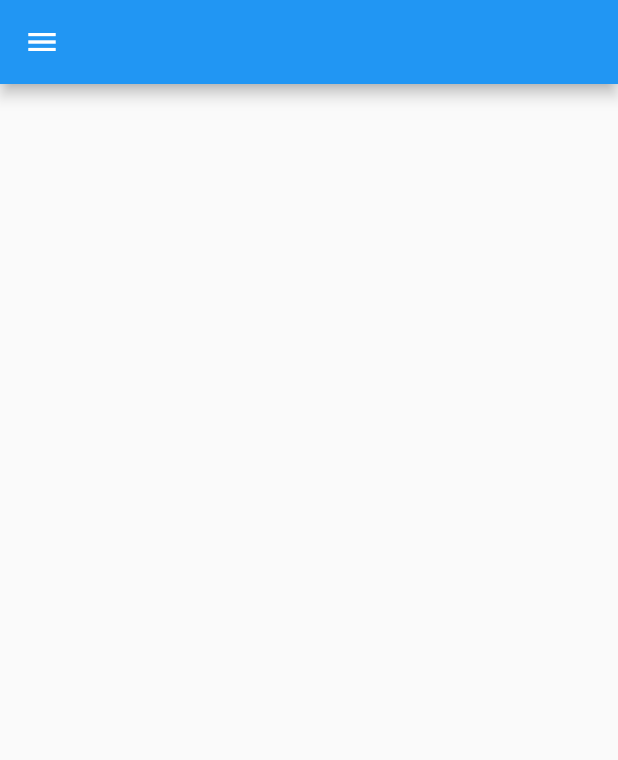
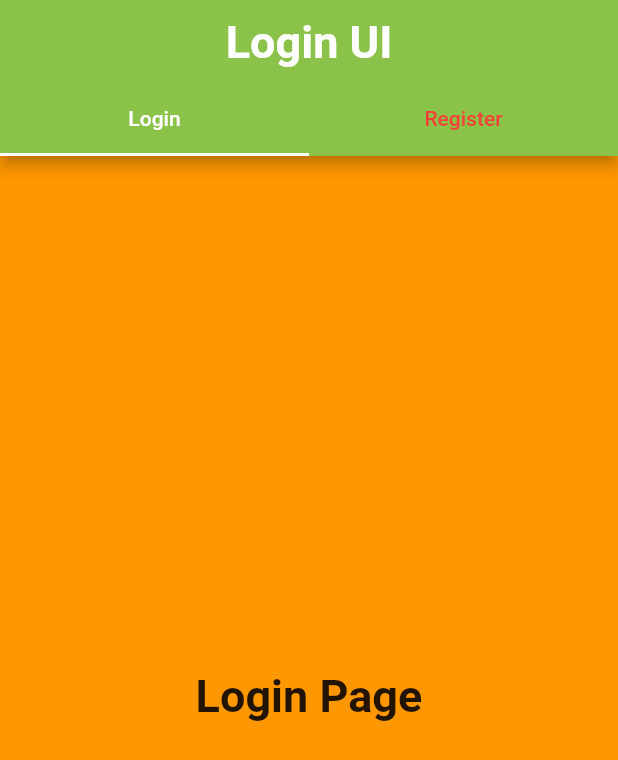
Before and after one commit to 4643880/Basic-Widgets-Flutter, a Flutter app: the MyHomePage screen opened by its route, after a tap on "Practice Page", on a phone screen of 412 x 824 dp. Shown: the top 760 px of the screen. Run offline on Flutter 3.47's test engine with Material 2 defaults, Android fonts, the light colour scheme and no system bars; our stand-ins replace hexcolor.

Commit message:
Default Tab Controller

```diff
--- a/lib/main.dart
+++ b/lib/main.dart
@@ -1,6 +1,6 @@
 import 'package:flutter/material.dart';
 import 'package:flutter_widgets/pages/Home_Page.dart';
-import 'package:flutter_widgets/pages/practice.dart';
+import 'package:flutter_widgets/pages/practice_page.dart';
 import 'package:flutter_widgets/utils/routes.dart';
 
 void main() {
--- a/lib/pages/Home_Page.dart
+++ b/lib/pages/Home_Page.dart
@@ -1,6 +1,6 @@
 import 'package:flutter/material.dart';
 import 'package:flutter_widgets/pages/Text_Field.dart';
-import 'package:flutter_widgets/pages/practice.dart';
+import 'package:flutter_widgets/pages/practice_page.dart';
 
 class MyHomePage extends StatelessWidget {
   const MyHomePage({ Key? key }) : super(key: key);
@@ -25,6 +25,13 @@ class MyHomePage extends StatelessWidget {
                   Navigator.push(context, MaterialPageRoute(builder: (context) => PracticePage()));
                 },
                 ),
+              SizedBox(height: 30,),
+              ElevatedButton(
+                child: Text("Default Tab Controller", style: TextStyle(fontSize: 24),),
+                onPressed: (){
+                  Navigator.push(context, MaterialPageRoute(builder: (context) => PracticePage()));
+                },
+                ),
             ],
           ),
         ),
--- /dev/null
+++ b/lib/pages/login_page.dart
@@ -0,0 +1,13 @@
+import 'package:flutter/material.dart';
+
+
+class LoginPage extends StatelessWidget {
+  const LoginPage({ Key? key }) : super(key: key);
+
+  @override
+  Widget build(BuildContext context) {
+    return Container(
+      child: Center(child: Text("Login Page", style: TextStyle(fontSize: 30, fontWeight: FontWeight.bold),)),
+    );
+  }
+}
--- a/lib/pages/practice.dart
+++ /dev/null
@@ -1,70 +0,0 @@
-import 'dart:ui';
-
-import 'package:flutter/cupertino.dart';
-import 'package:flutter/material.dart';
-import 'package:hexcolor/hexcolor.dart';
-
-class PracticePage extends StatelessWidget {
-  const PracticePage({ Key? key }) : super(key: key);
-
-  @override
-  Widget build(BuildContext context) {
-    return MaterialApp(
-      home: Scaffold(
-        body: Home(),
-      ),
-    );
-  }
-}
-
-
-class Home extends StatefulWidget {
-  const Home({ Key? key }) : super(key: key);
-
-  @override
-  _HomeState createState() => _HomeState();
-}
-
-class _HomeState extends State<Home> {
-  var mylist = [1,2,3,4,5,6,7,8];
-  // var myimages = ["https://bit.ly/3ap5EX7", "as"];
-  @override
-  Widget build(BuildContext context) {
-    return Scaffold(
-      appBar: AppBar(),
-      drawer: Container(
-        child: Drawer(
-          child: Container(
-            color: Colors.deepPurple,
-            child: ListView(children: [
-              UserAccountsDrawerHeader(
-                decoration: BoxDecoration(
-                  color: Colors.deepPurple
-                ),
-                currentAccountPicture: CircleAvatar(
-                  backgroundImage: NetworkImage("https://bit.ly/3ap5EX7"),
-                ),
-                accountName: Text("Your Account Name"),
-                accountEmail: Text("Email@gmail.com"),),
-                Divider(height: 2,thickness: 2,color: Colors.white,),
-               ListTile(
-              leading: Icon(CupertinoIcons.home, color: Colors.white,),
-              title: Text("Home", textScaleFactor: 1.3,  style: TextStyle(color: Colors.white,),),
-              ),
-            ListTile(
-            leading: Icon(CupertinoIcons.person, color: Colors.white,),
-            title: Text("My Account", textScaleFactor: 1.3,  style: TextStyle(color: Colors.white,),),
-            ),
-            ListTile(
-            leading: Icon(CupertinoIcons.settings, color: Colors.white,),
-            title: Text("Settings", textScaleFactor: 1.3,  style: TextStyle(color: Colors.white,),),
-            ),
-            ],),
-          ),
-        ),
-      ),
-
-    );
-  }
-
-}
--- /dev/null
+++ b/lib/pages/practice_page.dart
@@ -0,0 +1,62 @@
+import 'dart:ui';
+
+import 'package:flutter/cupertino.dart';
+import 'package:flutter/material.dart';
+import 'package:flutter_widgets/pages/Home_Page.dart';
+import 'package:flutter_widgets/pages/Text_Field.dart';
+import 'package:flutter_widgets/pages/login_page.dart';
+import 'package:flutter_widgets/pages/register_page.dart';
+import 'package:hexcolor/hexcolor.dart';
+
+class PracticePage  extends StatelessWidget {
+  const PracticePage ({ Key? key }) : super(key: key);
+
+  @override
+  Widget build(BuildContext context) {
+    return MaterialApp(
+      home: Scaffold(
+        body: Home(),
+      ),
+    );
+  }
+}
+
+
+class Home extends StatefulWidget {
+  const Home({ Key? key }) : super(key: key);
+
+  @override
+  _HomeState createState() => _HomeState();
+}
+
+class _HomeState extends State<Home> {
+  @override
+  Widget build(BuildContext context) {
+    return DefaultTabController(
+      length: 2,
+       child: Scaffold(
+         backgroundColor: Colors.orange,
+         appBar: AppBar(
+           backgroundColor: Colors.lightGreen,
+           title: Center(child: Text("Login UI", style: TextStyle(fontSize: 30, fontWeight: FontWeight.bold),)),
+           bottom: TabBar(
+             unselectedLabelColor: Colors.red,
+             overlayColor: MaterialStateProperty.all(Colors.yellow),
+             labelColor: Colors.white,
+             indicatorColor: Colors.white,
+             isScrollable: false,
+             tabs: [
+             Tab(child: Text("Login"),),
+             Tab(child: Text("Register"),),
+           ],),
+         ),
+         body: TabBarView(
+           children: [
+             LoginPage(),
+             RegisterPage(),
+         ])
+       ),
+       );
+  }
+
+}
--- /dev/null
+++ b/lib/pages/register_page.dart
@@ -0,0 +1,12 @@
+import 'package:flutter/material.dart';
+
+class RegisterPage extends StatelessWidget {
+  const RegisterPage({ Key? key }) : super(key: key);
+
+  @override
+  Widget build(BuildContext context) {
+    return Container(
+      child: Center(child: Text("Register Page", style: TextStyle(fontSize: 30, fontWeight: FontWeight.bold),))
+    );
+  }
+}
```
